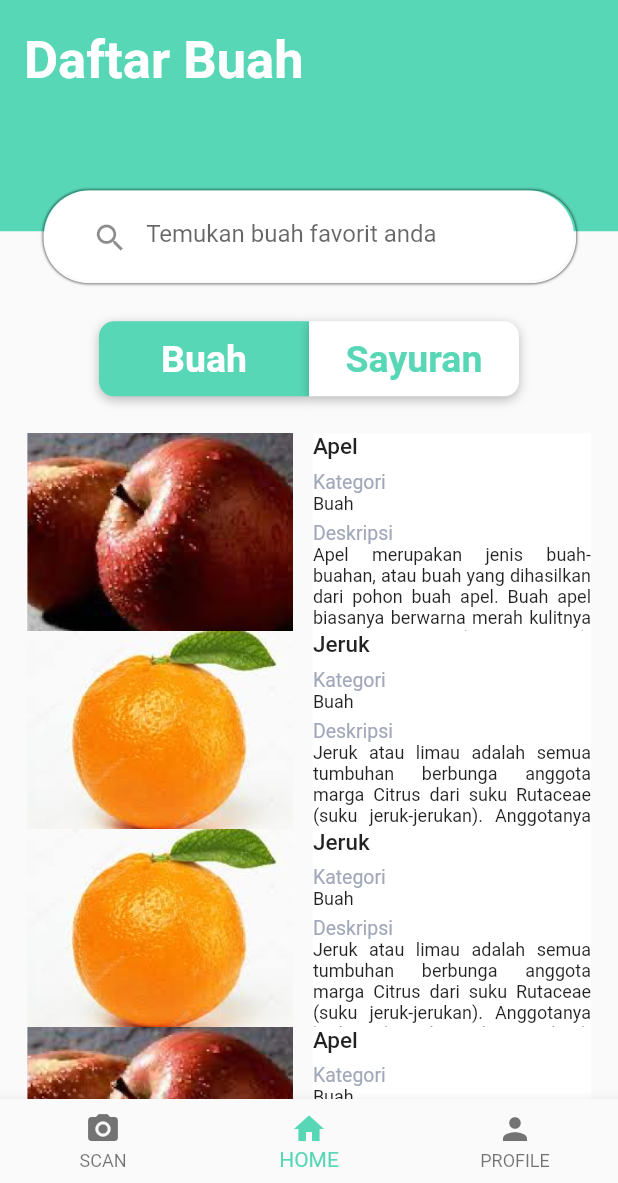
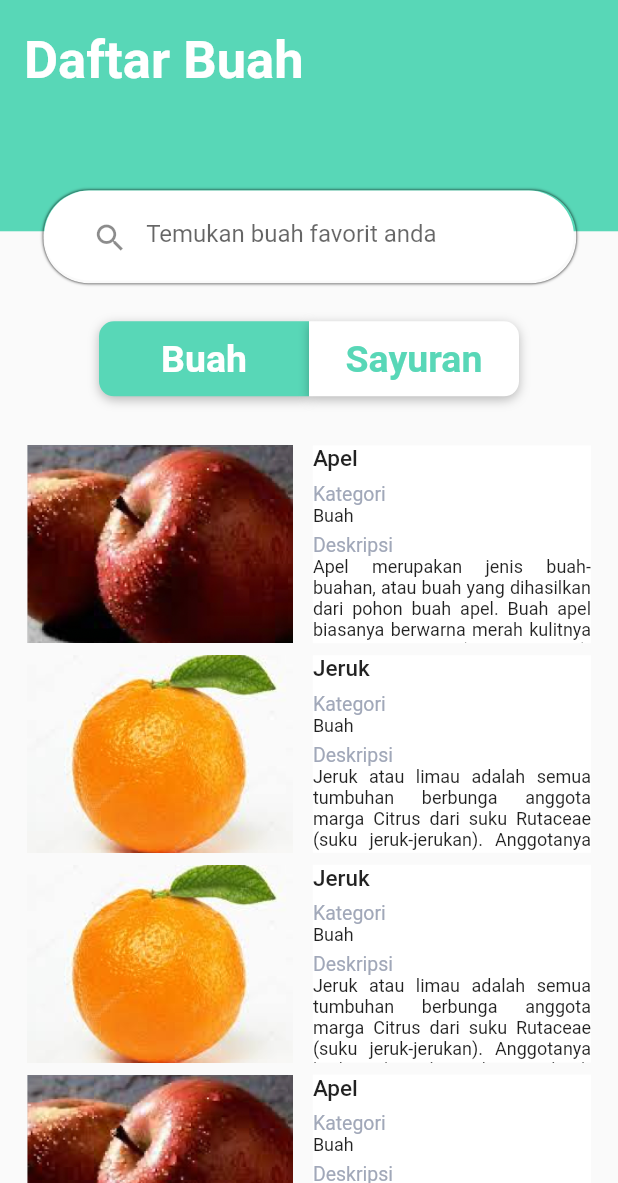
Before and after one commit to Madd-G/nutria_old, a Flutter app: the VegetableListScreen screen opened by its route, after a tap on "Buah", on a phone screen of 412 x 824 dp, the part 53-1236 px from its top. Run offline on Flutter 3.47's test engine with Material 2 defaults, Android fonts, the light colour scheme and no system bars; our stand-ins replace dropdown_search, get.

Commit message:
fixed recommendation, fruit, and vegetable carousel

```diff
--- a/lib/components/fruit_carousel.dart
+++ b/lib/components/fruit_carousel.dart
@@ -19,18 +19,18 @@ class FruitCarousel extends StatelessWidget {
             itemBuilder: (BuildContext context, int index) {
               FruitVegetable fruit = fruits[index];
               return Padding(
-                padding: const EdgeInsets.only(left: 8.0, right: 8.0),
+                padding: const EdgeInsets.only(left: 8.0, right: 8.0, top: 8.0),
+                child: GestureDetector(
+                  onTap: () => Get.to(() => FruitDetailScreen(detailFruitVegetable: fruit)),
+                  child: Container(
                     child: Row(
                       mainAxisAlignment: MainAxisAlignment.spaceBetween,
                       children: [
-                    GestureDetector(
-                      onTap: () => Get.to(FruitDetailScreen(detailFruitVegetable: fruit)),
-                      child: Image(
+                        Image(
                           height: height * 0.16,
                           width: width * 0.43,
                           image: AssetImage(fruit.imageUrl),
                           fit: BoxFit.cover,
-                      ),
                         ),
                         Container(
                           color: Colors.white,
@@ -73,6 +73,8 @@ class FruitCarousel extends StatelessWidget {
                         )
                       ],
                     ),
+                  ),
+                ),
               );
             }));
   }
--- a/lib/components/vegetable_carousel.dart
+++ b/lib/components/vegetable_carousel.dart
@@ -1,5 +1,8 @@
 import 'package:flutter/material.dart';
 import '../models/fruit_vegetable_model.dart';
+import 'package:get/get.dart';
+
+import '../views/fruit_detail_screen.dart';
 
 class VegetableCarousel extends StatelessWidget {
   const VegetableCarousel({Key? key}) : super(key: key);
@@ -18,6 +21,9 @@ class VegetableCarousel extends StatelessWidget {
               FruitVegetable vegetable = vegetables[index];
               return Padding(
                 padding: const EdgeInsets.only(left: 8.0, right: 8.0),
+                child: GestureDetector(
+                  onTap: () => Get.to(() => FruitDetailScreen(detailFruitVegetable: vegetable)),
+                  child: Container(
                     child: Row(
                       mainAxisAlignment: MainAxisAlignment.spaceBetween,
                       children: [
@@ -67,6 +73,8 @@ class VegetableCarousel extends StatelessWidget {
                         )
                       ],
                     ),
+                  ),
+                ),
               );
             }));
   }
--- a/lib/views/fruit_detail_screen.dart
+++ b/lib/views/fruit_detail_screen.dart
@@ -51,7 +51,7 @@ class _FruitDetailScreenState extends State<FruitDetailScreen> {
                     ),
                     Text(
                       widget.detailFruitVegetable.category,
-                      style: TextStyle(fontSize: 16.0),
+                      style: const TextStyle(fontSize: 16.0),
                     ),
                     SizedBox(
                       height: height * 0.025,
--- a/lib/views/fruit_list_screen.dart
+++ b/lib/views/fruit_list_screen.dart
@@ -3,8 +3,7 @@ import 'package:nutria/components/fruit_carousel.dart';
 import 'package:get/get.dart';
 
 class FruitListScreen extends StatelessWidget {
-  FruitListScreen({Key? key}) : super(key: key);
-  final RxInt _currentIndex = 1.obs;
+  const FruitListScreen({Key? key}) : super(key: key);
 
   @override
   Widget build(BuildContext context) {
@@ -164,30 +163,30 @@ class FruitListScreen extends StatelessWidget {
           ],
         ),
       ),
-      bottomNavigationBar: Obx(
-        () => (BottomNavigationBar(
-          currentIndex: _currentIndex.value,
-          type: BottomNavigationBarType.fixed,
-          items: [
-            const BottomNavigationBarItem(
-              icon: Icon(Icons.camera_alt),
-              label: 'SCAN',
-            ),
-            const BottomNavigationBarItem(
-              icon: Icon(Icons.home),
-              label: 'HOME',
-            ),
-            BottomNavigationBarItem(
-                icon: GestureDetector(
-                    onTap: () => Get.toNamed('/profile_screen'),
-                    child: Icon(Icons.person)),
-                label: 'PROFILE'),
-          ],
-          onTap: (index) {
-            _currentIndex.value = index;
-          },
-        )),
-      ),
+      // bottomNavigationBar: Obx(
+      //   () => (BottomNavigationBar(
+      //     currentIndex: _currentIndex.value,
+      //     type: BottomNavigationBarType.fixed,
+      //     items: [
+      //       const BottomNavigationBarItem(
+      //         icon: Icon(Icons.camera_alt),
+      //         label: 'SCAN',
+      //       ),
+      //       const BottomNavigationBarItem(
+      //         icon: Icon(Icons.home),
+      //         label: 'HOME',
+      //       ),
+      //       BottomNavigationBarItem(
+      //           icon: GestureDetector(
+      //               onTap: () => Get.toNamed('/profile_screen'),
+      //               child: Icon(Icons.person)),
+      //           label: 'PROFILE'),
+      //     ],
+      //     onTap: (index) {
+      //       _currentIndex.value = index;
+      //     },
+      //   )),
+      // ),
     );
   }
 }
--- a/lib/views/vegetable_list_screen.dart
+++ b/lib/views/vegetable_list_screen.dart
@@ -19,7 +19,7 @@ class VegetableListScreen extends StatelessWidget {
                   height: height * 0.23,
                   width: double.infinity,
                   child: Padding(
-                    padding: const EdgeInsets.only(left: 16.0, right: 16.0),
+                    padding: const EdgeInsets.only(left: 16.0, right: 16.0, top: 8.0),
                     child: Column(
                       crossAxisAlignment: CrossAxisAlignment.start,
                       children: const [
```
Also changed, not shown: lib/components/recommendation_carousel.dart (+10 -5 lines). Lines whose indentation alone changed are shown as unchanged.
